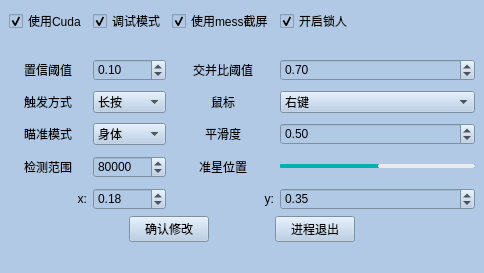
First picture: the form in widget/mainFrom.ui, repository brillian32/APEX_yolov5_assist, before the edit.
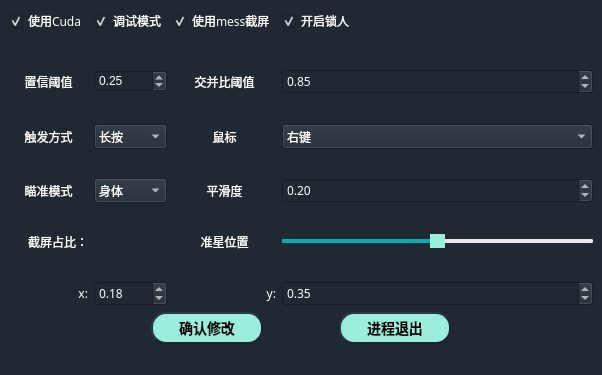
Second picture: the form after the edit.

```diff
--- a/widget/mainFrom.ui
+++ b/widget/mainFrom.ui
@@ -9,8 +9,8 @@
    <rect>
     <x>0</x>
     <y>0</y>
-    <width>484</width>
-    <height>273</height>
+    <width>602</width>
+    <height>375</height>
    </rect>
   </property>
   <property name="maximumSize">
@@ -23,7 +23,7 @@
    <string>MainWindow</string>
   </property>
   <property name="styleSheet">
-   <string notr="true">background: #b1c9e4;</string>
+   <string notr="true">background: #202932;</string>
   </property>
   <property name="animated">
    <bool>true</bool>
@@ -39,6 +39,9 @@
        <layout class="QGridLayout" name="gridLayout">
         <item row="0" column="4">
          <widget class="QCheckBox" name="start_lock">
+          <property name="styleSheet">
+           <string notr="true">color:white; font-family:Microsoft YaHei;</string>
+          </property>
           <property name="text">
            <string>开启锁人</string>
           </property>
@@ -52,6 +55,9 @@
           <property name="toolTip">
            <string>范围0~10,建议1</string>
           </property>
+          <property name="styleSheet">
+           <string notr="true">color:white; font-family:Microsoft YaHei;</string>
+          </property>
           <property name="text">
            <string>平滑度</string>
           </property>
@@ -62,6 +68,9 @@
         </item>
         <item row="4" column="1">
          <widget class="QComboBox" name="plan">
+          <property name="styleSheet">
+           <string notr="true">color:white; font-family:Microsoft YaHei;</string>
+          </property>
           <item>
            <property name="text">
             <string>长按</string>
@@ -76,6 +85,9 @@
         </item>
         <item row="6" column="4">
          <widget class="QDoubleSpinBox" name="smooth">
+          <property name="styleSheet">
+           <string notr="true">color:white; font-family:Microsoft YaHei;</string>
+          </property>
           <property name="maximum">
            <double>10.990000000000000</double>
           </property>
@@ -83,20 +95,23 @@
            <double>0.010000000000000</double>
           </property>
           <property name="value">
-           <double>0.500000000000000</double>
+           <double>0.200000000000000</double>
           </property>
          </widget>
         </item>
         <item row="2" column="4">
          <widget class="QDoubleSpinBox" name="iou">
+          <property name="styleSheet">
+           <string notr="true">color:white; font-family:Microsoft YaHei;</string>
+          </property>
           <property name="maximum">
-           <double>10.000000000000000</double>
+           <double>1.000000000000000</double>
           </property>
           <property name="singleStep">
            <double>0.010000000000000</double>
           </property>
           <property name="value">
-           <double>0.700000000000000</double>
+           <double>0.850000000000000</double>
           </property>
          </widget>
         </item>
@@ -124,9 +139,9 @@
              <string notr="true">/*滑块的样式*/
 QSlider::groove:horizontal {
 border: 1px solid #00B0AE;
-background: #00B0AE;
+background: #00000000;
 height: 2px;
-border-radius: 1px;
+border-radius: 8px;
 padding-left:0px;
 padding-right:0px;
 }
@@ -147,13 +162,12 @@
 }
 QSlider::handle:horizontal 
 {
-    background: qradialgradient(spread:pad, cx:0.5, cy:0.5, radius:0.5, fx:0.5, fy:0.5, 
-    stop:0.6 #00B0AE,stop:0.98409 rgba(255, 255, 255, 255));
-
+    background: #99efdc;
     width: 15px;
     margin-top: -6px;
     margin-bottom: -6px;
-    border-radius: 5px;
+	border-radius:16;
+
 }
 
 QSlider::handle:horizontal:hover {
@@ -193,16 +207,6 @@
           </item>
          </layout>
         </item>
-        <item row="9" column="1">
-         <widget class="QSpinBox" name="area_detect">
-          <property name="maximum">
-           <number>1000000000</number>
-          </property>
-          <property name="value">
-           <number>80000</number>
-          </property>
-         </widget>
-        </item>
         <item row="1" column="4">
          <widget class="QLabel" name="label_7">
           <property name="text">
@@ -212,6 +216,9 @@
         </item>
         <item row="2" column="0">
          <widget class="QLabel" name="label_2">
+          <property name="styleSheet">
+           <string notr="true">color:white; font-family:Microsoft YaHei;</string>
+          </property>
           <property name="text">
            <string>置信阈值</string>
           </property>
@@ -225,6 +232,9 @@
         </item>
         <item row="6" column="0">
          <widget class="QLabel" name="label_5">
+          <property name="styleSheet">
+           <string notr="true">color:white; font-family:Microsoft YaHei;</string>
+          </property>
           <property name="text">
            <string>瞄准模式</string>
           </property>
@@ -235,6 +245,9 @@
         </item>
         <item row="12" column="4">
          <widget class="QDoubleSpinBox" name="y_value">
+          <property name="styleSheet">
+           <string notr="true">color:white; font-family:Microsoft YaHei;</string>
+          </property>
           <property name="maximum">
            <double>1.000000000000000</double>
           </property>
@@ -248,6 +261,9 @@
         </item>
         <item row="0" column="2">
          <widget class="QCheckBox" name="mess">
+          <property name="styleSheet">
+           <string notr="true">color:white; font-family:Microsoft YaHei;</string>
+          </property>
           <property name="text">
            <string>使用mess截屏</string>
           </property>
@@ -260,6 +276,9 @@
          <layout class="QHBoxLayout" name="horizontalLayout_2">
           <item>
            <widget class="QLabel" name="label_8">
+            <property name="styleSheet">
+             <string notr="true">color:white; font-family:Microsoft YaHei;</string>
+            </property>
             <property name="text">
              <string>准星位置</string>
             </property>
@@ -272,6 +291,9 @@
         </item>
         <item row="12" column="2">
          <widget class="QLabel" name="label_11">
+          <property name="styleSheet">
+           <string notr="true">color:white; font-family:Microsoft YaHei;</string>
+          </property>
           <property name="text">
            <string>y:</string>
           </property>
@@ -282,6 +304,9 @@
         </item>
         <item row="4" column="4">
          <widget class="QComboBox" name="mouse">
+          <property name="styleSheet">
+           <string notr="true">color:white; font-family:Microsoft YaHei;</string>
+          </property>
           <item>
            <property name="text">
             <string>右键</string>
@@ -296,6 +321,9 @@
         </item>
         <item row="6" column="1">
          <widget class="QComboBox" name="aim_mode">
+          <property name="styleSheet">
+           <string notr="true">color:white; font-family:Microsoft YaHei;</string>
+          </property>
           <item>
            <property name="text">
             <string>身体</string>
@@ -310,6 +338,9 @@
         </item>
         <item row="4" column="2">
          <widget class="QLabel" name="label_3">
+          <property name="styleSheet">
+           <string notr="true">color:white; font-family:Microsoft YaHei;</string>
+          </property>
           <property name="text">
            <string>鼠标</string>
           </property>
@@ -320,6 +351,9 @@
         </item>
         <item row="2" column="2">
          <widget class="QLabel" name="label">
+          <property name="styleSheet">
+           <string notr="true">color:white; font-family:Microsoft YaHei;</string>
+          </property>
           <property name="text">
            <string>交并比阈值</string>
           </property>
@@ -369,6 +403,9 @@
         </item>
         <item row="12" column="1">
          <widget class="QDoubleSpinBox" name="x_value">
+          <property name="styleSheet">
+           <string notr="true">color:white; font-family:Microsoft YaHei;</string>
+          </property>
           <property name="maximum">
            <double>1.000000000000000</double>
           </property>
@@ -380,18 +417,11 @@
           </property>
          </widget>
         </item>
-        <item row="9" column="0">
-         <widget class="QLabel" name="label_9">
-          <property name="text">
-           <string>检测范围</string>
-          </property>
-          <property name="alignment">
-           <set>Qt::AlignCenter</set>
-          </property>
-         </widget>
-        </item>
         <item row="0" column="1">
          <widget class="QCheckBox" name="debug">
+          <property name="styleSheet">
+           <string notr="true">color:white; font-family:Microsoft YaHei;</string>
+          </property>
           <property name="text">
            <string>调试模式</string>
           </property>
@@ -402,19 +432,25 @@
         </item>
         <item row="2" column="1">
          <widget class="QDoubleSpinBox" name="value_belive">
+          <property name="styleSheet">
+           <string notr="true">color:white;</string>
+          </property>
           <property name="maximum">
-           <double>10.000000000000000</double>
+           <double>1.000000000000000</double>
           </property>
           <property name="singleStep">
            <double>0.010000000000000</double>
           </property>
           <property name="value">
-           <double>0.100000000000000</double>
+           <double>0.250000000000000</double>
           </property>
          </widget>
         </item>
         <item row="4" column="0">
          <widget class="QLabel" name="label_4">
+          <property name="styleSheet">
+           <string notr="true">color:white; font-family:Microsoft YaHei;</string>
+          </property>
           <property name="text">
            <string>触发方式</string>
           </property>
@@ -431,6 +467,9 @@
             <verstretch>0</verstretch>
            </sizepolicy>
           </property>
+          <property name="styleSheet">
+           <string notr="true">color:white; font-family:Microsoft YaHei;</string>
+          </property>
           <property name="text">
            <string>使用Cuda</string>
           </property>
@@ -457,6 +496,9 @@
         </item>
         <item row="12" column="0">
          <widget class="QLabel" name="label_10">
+          <property name="styleSheet">
+           <string notr="true">color:white; font-family:Microsoft YaHei;</string>
+          </property>
           <property name="text">
            <string>x:</string>
           </property>
@@ -465,6 +507,19 @@
           </property>
          </widget>
         </item>
+        <item row="9" column="0">
+         <widget class="QLabel" name="label_9">
+          <property name="styleSheet">
+           <string notr="true">color:white; font-family:Microsoft YaHei;</string>
+          </property>
+          <property name="text">
+           <string>截屏占比：</string>
+          </property>
+          <property name="alignment">
+           <set>Qt::AlignRight|Qt::AlignTrailing|Qt::AlignVCenter</set>
+          </property>
+         </widget>
+        </item>
        </layout>
       </item>
       <item>
@@ -510,6 +565,63 @@
         </item>
         <item>
          <widget class="QPushButton" name="pushButton">
+          <property name="styleSheet">
+           <string notr="true">QPushButton#pushButton:normal/*鼠标正常时的效果*/
+{
+    color:#000000;
+    background-color:rgb(153, 239, 220); /*改变背景色*/
+    border-style:inset;/*改变边框风格*/
+    padding-left:4px;
+    padding-top:4px;
+}
+ 
+ /*鼠标悬浮时的效果*/
+QPushButton#pushButton:hover
+{
+    color:#000000;
+    background-color:rgb(85, 229, 197); /*改变背景色*/
+    border-style:inset;/*改变边框风格*/
+}
+
+/*如果按下与悬浮想同时产生效果，hover必须写在pressed的后面*/
+/*鼠标按下时的效果*/
+QPushButton#pushButton:pressed
+{
+    color:#000000;
+    background-color:rgb(85, 229, 197); /*改变背景色*/
+    border-style:inset;/*改变边框风格*/
+    padding-left:6px;
+    padding-top:6px;
+}
+
+/*鼠标不可用时的效果*/
+QPushButton#pushButton:disabled
+{
+    color:#000000;
+    background-color:rgb(40, 85, 20); /*改变背景色*/
+    border-style:inset;/*改变边框风格*/
+    padding-left:6px;
+    padding-top:6px;
+}
+ 
+QPushButton
+{
+    color:#000000; /*文字颜色*/
+    background-color:rgb(153, 239, 220);/*背景色*/
+    border-style:outset; /*边框风格*/
+    border-width:2px;/*边框宽度*/
+    border-color:rgb(29, 38, 47); /*边框颜色*/
+    border-radius:15px; /*边框倒角*/
+    font:bold 14px; /*字体*/
+    font-family: Segoe UI;
+    min-width:100px;/*控件最小宽度*/
+    min-height:20px;/*控件最小高度*/
+    padding:4px;/*内边距*/
+}
+ 
+
+</string>
+          </property>
           <property name="text">
            <string>确认修改</string>
           </property>
@@ -530,6 +642,62 @@
         </item>
         <item>
          <widget class="QPushButton" name="exit_btn">
+          <property name="styleSheet">
+           <string notr="true">QPushButton:normal/*鼠标正常时的效果*/
+{
+    color:#000000;
+    background-color:rgb(153, 239, 220); /*改变背景色*/
+    border-style:inset;/*改变边框风格*/
+    padding-left:4px;
+    padding-top:4px;
+}
+ 
+ /*鼠标悬浮时的效果*/
+QPushButton:hover
+{
+    color:#000000;
+    background-color:rgb(85, 229, 197); /*改变背景色*/
+    border-style:inset;/*改变边框风格*/
+}
+
+/*如果按下与悬浮想同时产生效果，hover必须写在pressed的后面*/
+/*鼠标按下时的效果*/
+QPushButton:pressed
+{
+    color:#000000;
+    background-color:rgb(85, 229, 197); /*改变背景色*/
+    border-style:inset;/*改变边框风格*/
+    padding-left:6px;
+    padding-top:6px;
+}
+
+/*鼠标不可用时的效果*/
+QPushButton:disabled
+{
+    color:#000000;
+    background-color:rgb(40, 85, 20); /*改变背景色*/
+    border-style:inset;/*改变边框风格*/
+    padding-left:6px;
+    padding-top:6px;
+}
+ 
+QPushButton
+{
+    color:#000000; /*文字颜色*/
+    background-color:rgb(153, 239, 220);/*背景色*/
+    border-style:outset; /*边框风格*/
+    border-width:2px;/*边框宽度*/
+    border-color:rgb(29, 38, 47); /*边框颜色*/
+    border-radius:15px; /*边框倒角*/
+    font:bold 14px; /*字体*/
+    font-family: Segoe UI;
+    min-width:100px;/*控件最小宽度*/
+    min-height:20px;/*控件最小高度*/
+    padding:4px;/*内边距*/
+}
+ 
+</string>
+          </property>
           <property name="text">
            <string>进程退出</string>
           </property>
```
Left out of the diff: 10 changed lines with no effect on the pictures.
